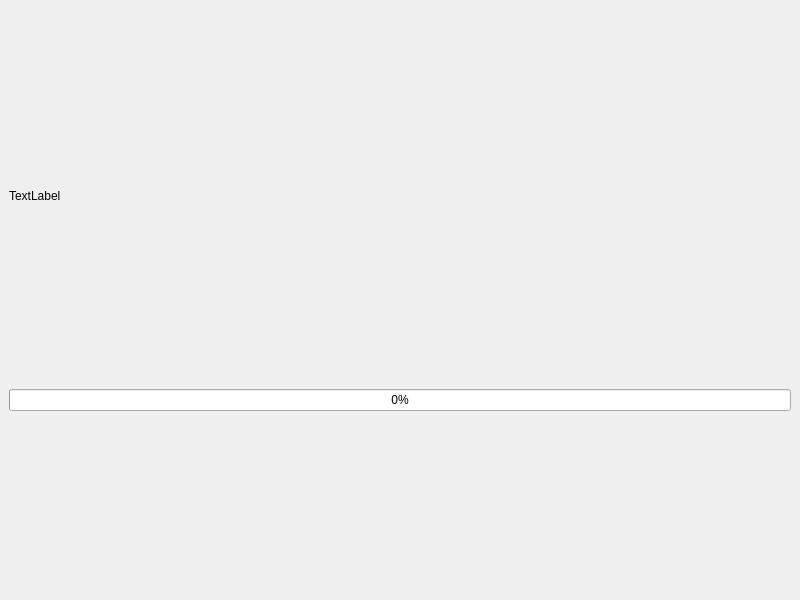
This is kernelinstaller.ui in GXDE-OS/gxde-kernel-manager as Qt 5 draws it before an edit. The edited form follows.
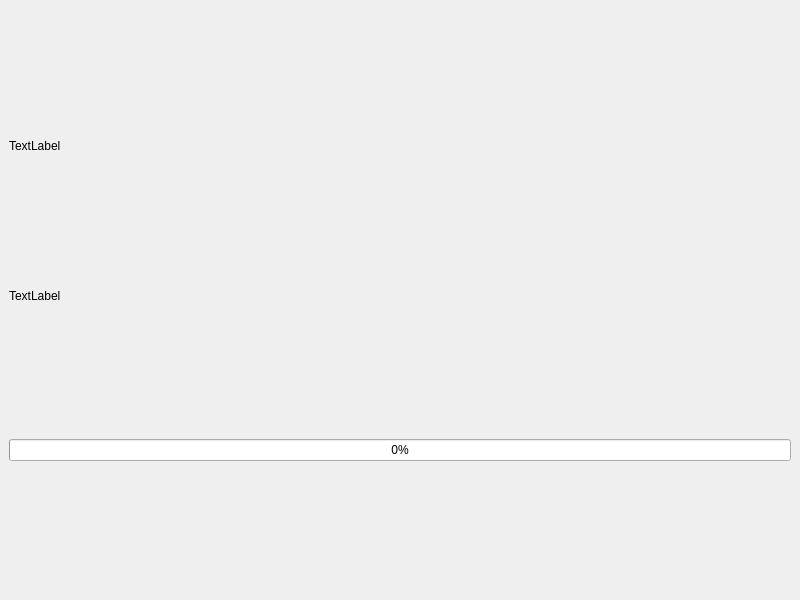
This is the edited form.

The edit to the form file:
```diff
--- a/kernelinstaller.ui
+++ b/kernelinstaller.ui
@@ -16,7 +16,20 @@
   <widget class="QWidget" name="centralwidget">
    <layout class="QVBoxLayout" name="verticalLayout">
     <item>
-     <widget class="QLabel" name="m_statue">
+     <widget class="QLabel" name="m_installerStatus">
+      <property name="sizePolicy">
+       <sizepolicy hsizetype="Preferred" vsizetype="Fixed">
+        <horstretch>0</horstretch>
+        <verstretch>0</verstretch>
+       </sizepolicy>
+      </property>
+      <property name="text">
+       <string>TextLabel</string>
+      </property>
+     </widget>
+    </item>
+    <item>
+     <widget class="QLabel" name="m_status">
       <property name="sizePolicy">
        <sizepolicy hsizetype="Preferred" vsizetype="Fixed">
         <horstretch>0</horstretch>
```
